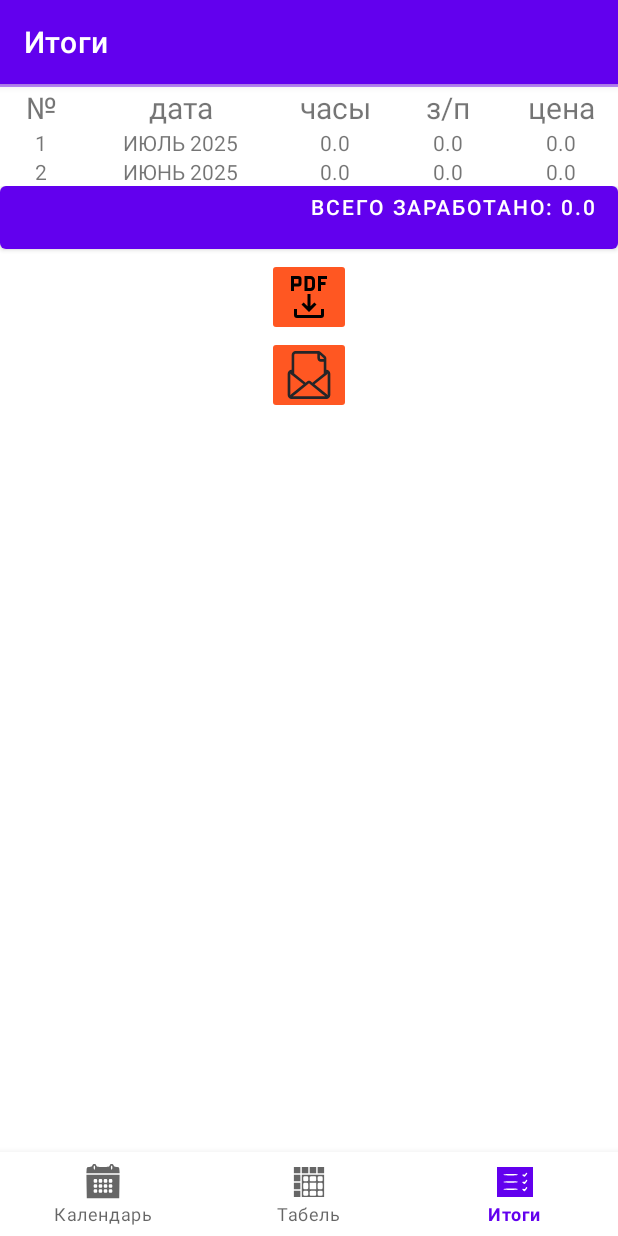
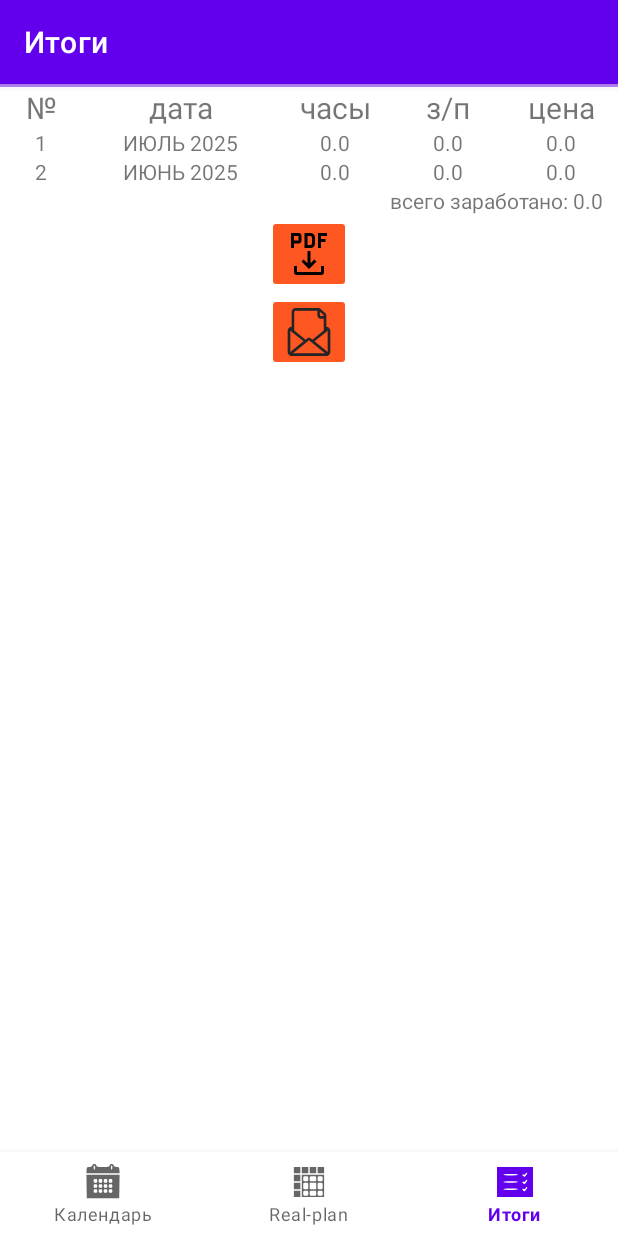
Before and after one commit to SVo7777777/EventsInCalendar, an Android app: the NotificationsFragment screen opened through its navigation route, on a phone screen of 412 x 824 dp. Run offline under Robolectric (Android 15) with nearby library versions, the phone set to English and light mode, and no system bars; our stand-ins replace navigation-ui.

Commit message:
Commit from 12.07.2025

```diff
--- a/app/src/main/java/com/example/calendarhours/ui/notifications/NotificationsFragment.java
+++ b/app/src/main/java/com/example/calendarhours/ui/notifications/NotificationsFragment.java
@@ -12,7 +12,6 @@ import android.net.Uri;
 import android.os.Build;
 import android.os.Bundle;
 import android.os.Environment;
-import android.os.FileUtils;
 import android.os.StrictMode;
 import android.util.DisplayMetrics;
 import android.util.Log;
@@ -31,7 +30,6 @@ import androidx.annotation.NonNull;
 import androidx.annotation.RequiresApi;
 import androidx.fragment.app.Fragment;
 import androidx.lifecycle.ViewModelProvider;
-import androidx.appcompat.app.AlertDialog;
 
 import com.example.calendarhours.CustomDialogFragment;
 import com.example.calendarhours.DatabaseHelper;
@@ -39,10 +37,7 @@ import com.example.calendarhours.R;
 import com.example.calendarhours.databinding.FragmentNotificationsBinding;
 
 import java.io.File;
-import java.io.FileInputStream;
 import java.io.FileOutputStream;
-import java.io.InputStream;
-import java.io.OutputStream;
 import java.io.OutputStreamWriter;
 import java.io.IOException;
 import java.util.ArrayList;
@@ -64,9 +59,10 @@ public class NotificationsFragment extends Fragment {
     TextView dat;
     TextView hou;
     TextView sal;
+    TextView rez_salary0;
     TextView pr;
     String[] split;
-    Button button2;
+    //Button button2;
     private ImageButton btn;
     private Bitmap bitmap;
     private ImageView imageView;
@@ -90,9 +86,10 @@ public class NotificationsFragment extends Fragment {
         hours = root.findViewById(R.id.hours);
         salary = root.findViewById(R.id.salary);
         price = root.findViewById(R.id.price);
-        button2 = root.findViewById(R.id.button2);
+        //button2 = root.findViewById(R.id.button2);
         linear = root.findViewById(R.id.lineard);
         btn = root.findViewById(R.id.btnd);
+        rez_salary0 = root.findViewById(R.id.rez_salary);
 
 
         btn.setOnClickListener(new View.OnClickListener() {
@@ -159,7 +156,8 @@ public class NotificationsFragment extends Fragment {
 
         }
         System.out.println("summer=" + summer);
-        button2.setText(String.format("всего заработано: %s", summer));
+        //button2.setText(String.format("всего заработано: %s", summer));
+        rez_salary0.setText(String.format("всего заработано: %s", summer));
 //        if (Build.VERSION.SDK_INT >= Build.VERSION_CODES.Q) {
 //            creatPDF(true);
 //        }
@@ -195,7 +193,7 @@ public class NotificationsFragment extends Fragment {
             args.putString("attention", attention);
             dialog.setArguments(args);
             dialog.show(getParentFragmentManager(), "custom");
-            Toast.makeText(getActivity(), "Итоги успешно загружены в телефон в папку Download!!!", Toast.LENGTH_LONG).show();            //вывод диалогового окна, что запись внесена
+            //Toast.makeText(getActivity(), "Итоги успешно загружены в телефон в папку Download!!!", Toast.LENGTH_LONG).show();            //вывод диалогового окна, что запись внесена
 
         } catch (IOException e) {
             //Toast.makeText(getActivity(), "Something wrong: включите разрешение ПАМЯТЬ для этого приложения (Настройки-->Приложения-->Календарь часов-->Разрешение-->Память--> Разрешить)" + e.toString(), Toast.LENGTH_LONG).show();
--- a/app/src/main/res/layout/fragment_notifications.xml
+++ b/app/src/main/res/layout/fragment_notifications.xml
@@ -26,8 +26,15 @@
             android:layout_width="match_parent"
             android:layout_height="wrap_content"
             android:orientation="vertical">
+
             <LinearLayout
                 android:id="@+id/lineard"
+                android:layout_width="match_parent"
+                android:layout_height="match_parent"
+                android:orientation="vertical">
+
+                <LinearLayout
+                    android:id="@+id/lineard1"
                     android:layout_width="match_parent"
                     android:layout_height="match_parent"
                     android:orientation="horizontal">
@@ -97,6 +104,7 @@
                             android:text="з/п"
                             android:textSize="20sp" />
                     </LinearLayout>
+
                     <LinearLayout
                         android:id="@+id/price"
                         android:layout_width="match_parent"
@@ -115,22 +123,19 @@
                     </LinearLayout>
                 </LinearLayout>
 
+                <TextView
+                    android:id="@+id/rez_salary"
+                    android:layout_width="match_parent"
+                    android:layout_height="wrap_content"
+                    android:gravity="right"
+                    android:paddingEnd="10dp"
+                    android:text="@string/result_salary" />
+            </LinearLayout>
+
             <LinearLayout
                 android:layout_width="match_parent"
                 android:layout_height="match_parent"
                 android:orientation="vertical">
-
-                <Button
-                    android:id="@+id/button2"
-                    android:layout_width="match_parent"
-                    android:layout_height="match_parent"
-                    android:layout_weight="1"
-                    android:gravity="right"
-                    android:insetTop="0dp"
-                    android:insetBottom="6dp"
-                    android:text="@string/result_salary"
-                    android:textSize="14sp"
-                    tools:ignore="RtlHardcoded,TouchTargetSizeCheck,VisualLintButtonSize" />
 
 
                 <ImageButton
--- a/app/src/main/res/values/strings.xml
+++ b/app/src/main/res/values/strings.xml
@@ -1,7 +1,7 @@
 <resources>
     <string name="app_name">CalendarHours</string>
     <string name="title_home">Календарь</string>
-    <string name="title_dashboard">Табель</string>
+    <string name="title_dashboard">Real-plan</string>
     <string name="title_notifications">Итоги</string>
     <string name="monday">пн</string>
     <string name="attention">"Запишите событие, а потом внесите! "</string>
--- a/app/src/main/res/xml/widget_metadata.xml
+++ b/app/src/main/res/xml/widget_metadata.xml
@@ -4,5 +4,5 @@
     android:minHeight="40dp"
     android:minWidth="110dp"
     android:widgetCategory="home_screen|keyguard"
-    android:updatePeriodMillis="2400000">
+    android:updatePeriodMillis="86400000">
 </appwidget-provider>
```
Also changed, not shown: app/src/main/java/com/example/calendarhours/ui/dashboard/DashboardFragment.java (+9 -6 lines), app/src/main/java/com/example/calendarhours/ui/home/HomeFragment.java (+2 -5 lines), app/src/main/res/layout/config.xml (deleted, +0 -49 lines). Lines whose indentation alone changed are shown as unchanged.
